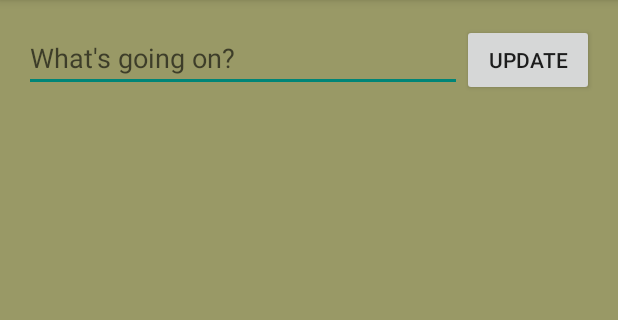
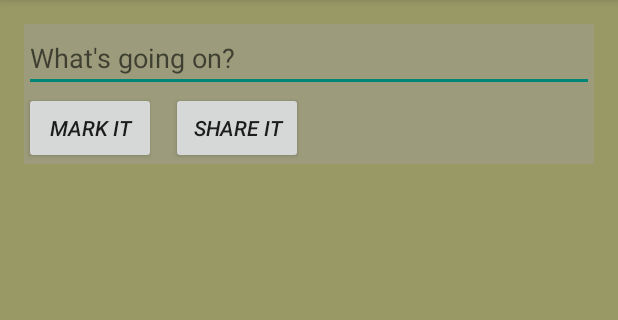
Before and after one commit to vishnuchelle/MyDairy, an Android app: the StatusActivity screen opened directly, with no data from a screen before it, on a phone screen of 412 x 824 dp, the part 84-404 px from its top. Run offline under Robolectric (Android 15) with nearby library versions, the phone set to English and light mode, and no system bars; 2 statements that could not run were skipped.

Commit message:
minor changes to status xml

```diff
--- a/app/src/main/java/com/example/vishnuchelle/mydairy/StatusActivity.java
+++ b/app/src/main/java/com/example/vishnuchelle/mydairy/StatusActivity.java
@@ -9,6 +9,7 @@ import android.widget.ArrayAdapter;
 import android.widget.Button;
 import android.widget.EditText;
 import android.widget.ListView;
+import android.widget.Toast;
 
 import java.text.DateFormat;
 import java.text.SimpleDateFormat;
@@ -31,7 +32,7 @@ public class StatusActivity extends ActionBarActivity {
         setContentView(R.layout.activity_status);
 
         mStatus = (EditText)findViewById(R.id.status);
-        mUpdate = (Button)findViewById(R.id.update);
+        mUpdate = (Button)findViewById(R.id.makeUpdate);
         list = (ListView)findViewById(R.id.listView);
 
         Intent intent = getIntent();
@@ -49,14 +50,15 @@ public class StatusActivity extends ActionBarActivity {
                 String date = format.format(calendar.getTime());
                 String userName = mUserName;
                 String status = mStatus.getText()+"";
-                statusObj.setUserName(mUserName);
-                statusObj.setDate(date);
-                statusObj.setStatus(status);
-
-
-                db.addStatus(statusObj);
-
-                updateList();
+                if (!status.equals("")){
+                    statusObj.setUserName(mUserName);
+                    statusObj.setDate(date);
+                    statusObj.setStatus(status);
+                    db.addStatus(statusObj);
+                    updateList();
+                }else{
+                    Toast.makeText(StatusActivity.this, "Please provide an update!", Toast.LENGTH_SHORT).show();
+                }
 
             }
         });
--- a/app/src/main/res/layout/activity_status.xml
+++ b/app/src/main/res/layout/activity_status.xml
@@ -1,12 +1,22 @@
 <RelativeLayout xmlns:android="http://schemas.android.com/apk/res/android"
-    xmlns:tools="http://schemas.android.com/tools" android:layout_width="match_parent"
-    android:layout_height="match_parent" android:paddingLeft="@dimen/activity_horizontal_margin"
+    xmlns:tools="http://schemas.android.com/tools"
+    android:layout_width="match_parent"
+    android:layout_height="match_parent"
+    android:paddingLeft="@dimen/activity_horizontal_margin"
     android:paddingRight="@dimen/activity_horizontal_margin"
     android:paddingTop="@dimen/activity_vertical_margin"
     android:paddingBottom="@dimen/activity_vertical_margin"
     tools:context=".StatusActivity"
     android:background="@color/grey">
 
+    <LinearLayout
+        xmlns:android="http://schemas.android.com/apk/res/android"
+        android:orientation="vertical"
+        android:layout_width="match_parent"
+        android:id="@+id/status_layout"
+        android:layout_height="wrap_content"
+        android:background="@color/cream"
+        >
 
     <EditText
         android:layout_width="match_parent"
@@ -18,21 +28,38 @@
         android:layout_toLeftOf="@+id/update"
         android:layout_alignParentStart="true" />
 
-    <Button
-        android:layout_width="wrap_content"
-        android:layout_height="wrap_content"
-        android:text="Update"
-        android:id="@+id/update"
-        android:layout_alignParentTop="true"
-        android:layout_alignParentRight="true"
-        android:layout_alignParentEnd="true" />
+        <LinearLayout
+            android:layout_width="wrap_content"
+            android:layout_height="wrap_content"
+            android:orientation="horizontal"
+            android:gravity="center">
+
+            <Button
+                android:layout_width="wrap_content"
+                android:layout_height="wrap_content"
+                android:text="Mark It"
+                android:textStyle="italic"
+                android:id="@+id/makeUpdate"
+                 />
+
+            <Button
+                android:layout_width="wrap_content"
+                android:layout_height="wrap_content"
+                android:text="Share It"
+                android:textStyle="italic"
+                android:layout_marginLeft="10dp"
+                android:id="@+id/shareUpdate"
+                 />
+        </LinearLayout>
+
+    </LinearLayout>
 
     <ListView
         android:layout_width="match_parent"
         android:layout_height="match_parent"
         android:id="@+id/listView"
-        android:layout_below="@+id/update"
-        android:layout_alignRight="@+id/update"
-        android:layout_alignLeft="@+id/status" />
+        android:layout_below="@+id/status_layout"
+        android:layout_alignRight="@+id/status_layout"
+        android:layout_alignLeft="@+id/status_layout" />
 
 </RelativeLayout>
--- a/app/src/main/res/layout/status_row.xml
+++ b/app/src/main/res/layout/status_row.xml
@@ -3,9 +3,8 @@
     android:layout_height="match_parent" android:paddingLeft="@dimen/activity_horizontal_margin"
     android:paddingRight="@dimen/activity_horizontal_margin"
     android:paddingTop="@dimen/activity_vertical_margin"
-
-    android:paddingBottom="@dimen/activity_vertical_margin" tools:context=".StatusActivity">
-
+    android:paddingBottom="@dimen/activity_vertical_margin"
+    tools:context=".StatusActivity">
 
     <TextView
         android:layout_width="match_parent"
--- a/app/src/main/res/values/color.xml
+++ b/app/src/main/res/values/color.xml
@@ -1,8 +1,9 @@
 <?xml version="1.0" encoding="utf-8"?>
 <resources  layout_width="" layout_height="">
 
-    <color name="bluee">#60CEFD</color>
+    <color name="light_blue">#60CEFD</color>
     <color name="blue">#00f</color>
     <color name="red">#f00</color>
     <color name="grey">#999966</color>
+    <color name="cream">#5fa1a1a1</color>
 </resources>
```
